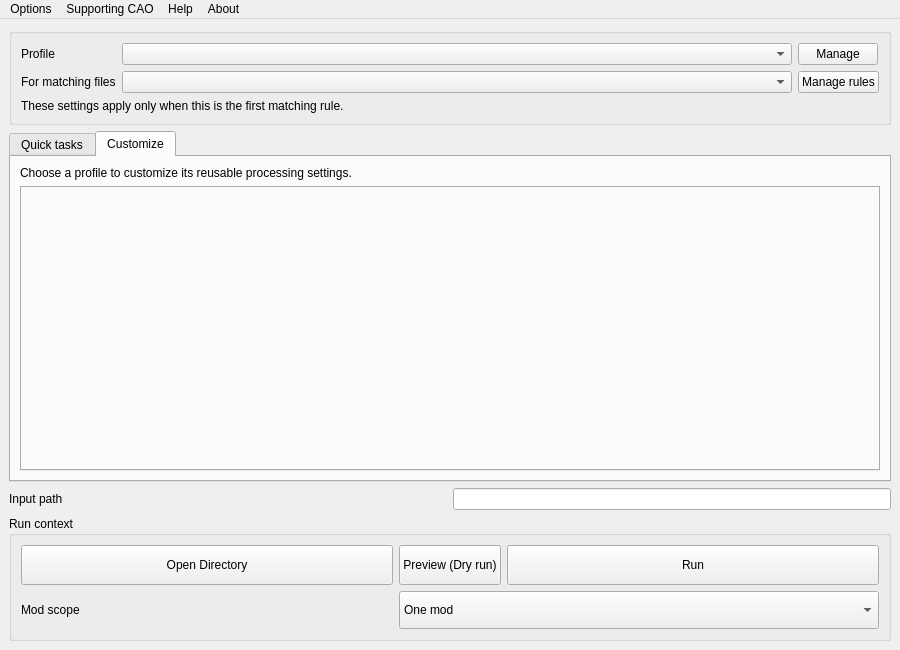
Old version of the form src/gui/MainWindow.ui in the repository Guekka/cathedral-assets-optimizer.
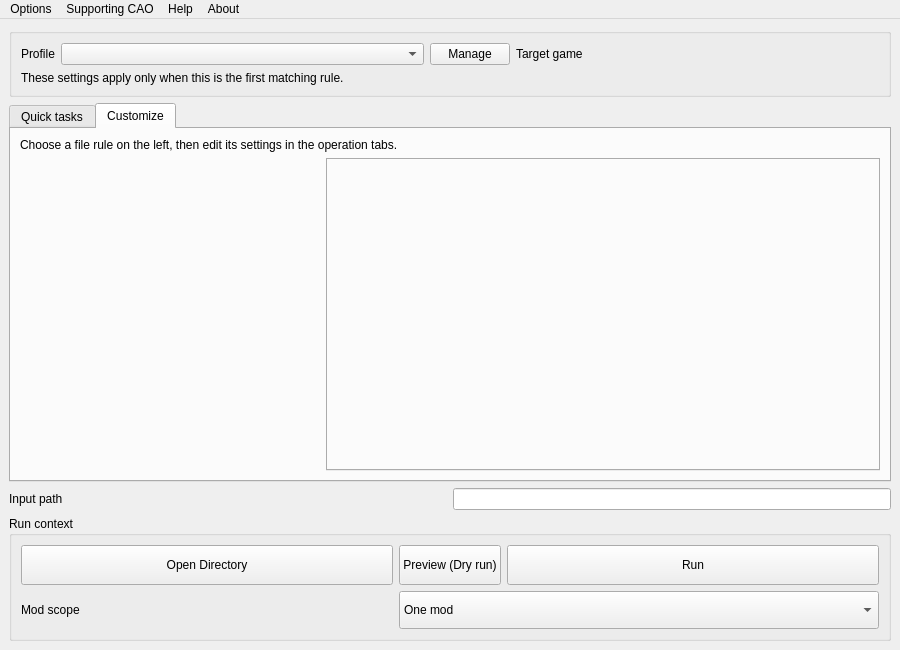
New version of the form. The open tabs and pages were chosen to show the change.

Commit message:
feat(gui): embed file rules in Customize
Keep ordered rules, the default fallback, impact preview, and operation settings together so the active scope is explicit.

```diff
--- a/src/gui/MainWindow.ui
+++ b/src/gui/MainWindow.ui
@@ -54,6 +54,13 @@
          </property>
         </widget>
        </item>
+       <item row="1" column="3">
+        <widget class="QLabel" name="profileTargetLabel">
+         <property name="text">
+          <string>Target game</string>
+         </property>
+        </widget>
+       </item>
        <item row="1" column="0">
         <widget class="QLabel" name="label_8">
          <property name="sizePolicy">
@@ -73,30 +80,7 @@
          </property>
         </widget>
        </item>
-       <item row="2" column="0">
-        <widget class="QLabel" name="patternsLabel">
-         <property name="cursor">
-          <cursorShape>WhatsThisCursor</cursorShape>
-         </property>
-         <property name="toolTip">
-          <string>Choose which file rule's settings to edit. These settings apply only when that rule is the first match.</string>
-         </property>
-         <property name="text">
-          <string>For matching files</string>
-         </property>
-        </widget>
-       </item>
-       <item row="2" column="1">
-        <widget class="QComboBox" name="patterns"/>
-       </item>
-       <item row="2" column="2">
-        <widget class="QPushButton" name="managePatterns">
-         <property name="text">
-          <string>Manage rules</string>
-         </property>
-        </widget>
-       </item>
-       <item row="3" column="0" colspan="3">
+       <item row="2" column="0" colspan="4">
         <widget class="QLabel" name="settingsScopeDescription">
          <property name="text">
           <string>These settings apply only when this is the first matching rule.</string>
@@ -199,7 +183,7 @@
          <item>
           <widget class="QLabel" name="customizeDescription">
            <property name="text">
-            <string>Choose a profile to customize its reusable processing settings.</string>
+            <string>Choose a file rule on the left, then edit its settings in the operation tabs.</string>
            </property>
            <property name="wordWrap">
             <bool>true</bool>
@@ -207,11 +191,26 @@
           </widget>
          </item>
          <item>
-          <widget class="QTabWidget" name="tabWidget">
-           <property name="currentIndex">
-            <number>-1</number>
-           </property>
-          </widget>
+          <layout class="QHBoxLayout" name="customizeContentLayout">
+           <item>
+            <widget class="QWidget" name="fileRulesHost">
+             <property name="minimumSize">
+              <size>
+               <width>300</width>
+               <height>0</height>
+              </size>
+             </property>
+             <layout class="QVBoxLayout" name="fileRulesLayout"/>
+            </widget>
+           </item>
+           <item>
+            <widget class="QTabWidget" name="tabWidget">
+             <property name="currentIndex">
+              <number>-1</number>
+             </property>
+            </widget>
+           </item>
+          </layout>
          </item>
         </layout>
        </widget>
```
Left out of the diff: 2 changed lines with no effect on the pictures. The commit also changes 11 other files.
